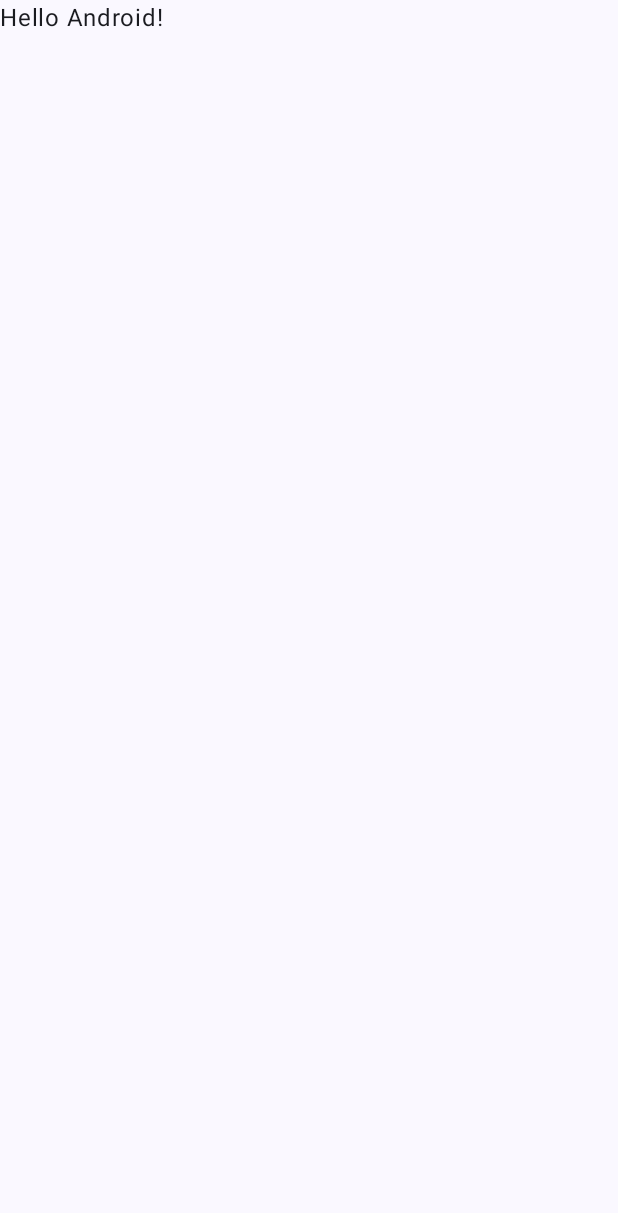
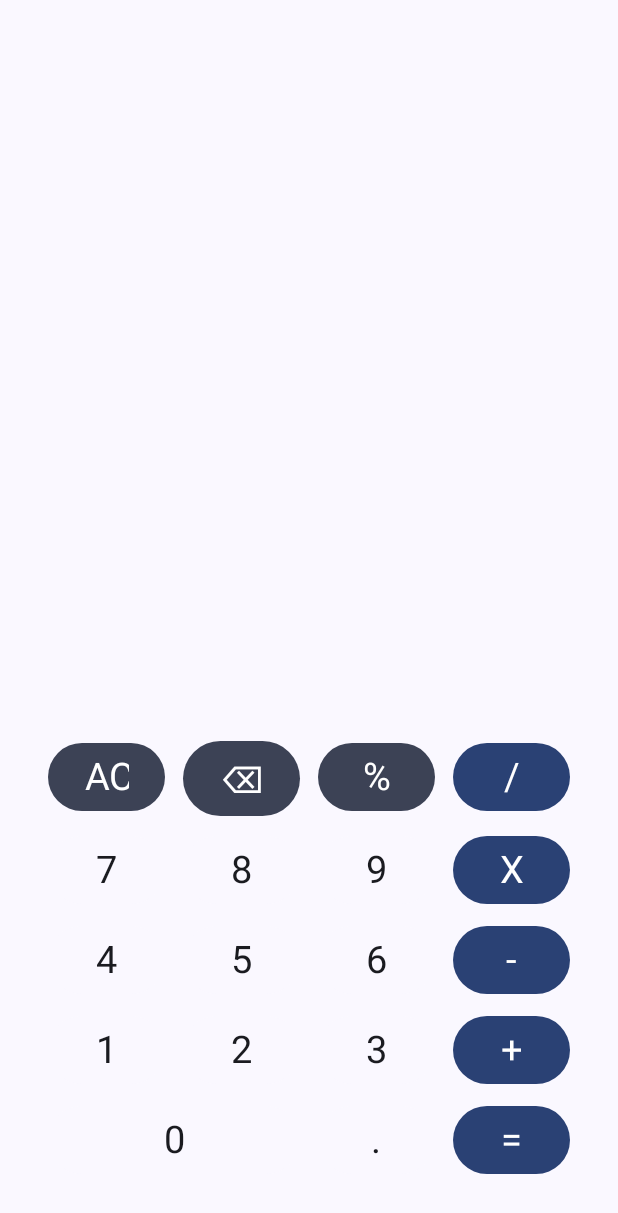
Before and after one commit to AlejandraCastillo/MyCalculator, an Android app built with Jetpack Compose: the screen it shows after launch (MainActivity), on a phone screen of 412 x 824 dp. Before the commit the part shown is almost empty. Shown: the top 1213 px of the screen. Run offline under Robolectric (Android 15) with nearby library versions, the phone set to English and light mode, and no system bars.

Commit message:
feat(ui): add ButtonPanel composable (visual-only)
- Add ButtonItem composable for individual buttons.
- Implement sealed class ButtonKind to define button types (numbers, operations, and actions).
- Introduce ButtonDetails data class to store button content and type.
- Create ButtonPanel composable to structure and render a grid layout for calculator buttons.
- Integrate ButtonPanel into CalculatorScreen, called from MainActivity.
- Temporarily modify surface color for UI adjustments (will be refactored later).
- Note: ButtonPanel and ButtonItem are currently visual-only and lack functionality.

```diff
--- a/app/build.gradle.kts
+++ b/app/build.gradle.kts
@@ -6,7 +6,7 @@ plugins {
 
 android {
     namespace = "com.example.mycalculator"
-    compileSdk = 34
+    compileSdk = 35
 
     defaultConfig {
         applicationId = "com.example.mycalculator"
--- /dev/null
+++ b/app/src/main/java/com/example/mycalculator/ButtonDetails.kt
@@ -0,0 +1,6 @@
+package com.example.mycalculator
+
+data class ButtonDetails(
+    val content: String,
+    val buttonKind: ButtonKind = ButtonKind.Number,
+)
--- /dev/null
+++ b/app/src/main/java/com/example/mycalculator/ButtonItem.kt
@@ -0,0 +1,70 @@
+package com.example.mycalculator
+
+import androidx.compose.foundation.layout.size
+import androidx.compose.material3.Button
+import androidx.compose.material3.ButtonDefaults
+import androidx.compose.material3.MaterialTheme
+import androidx.compose.material3.Text
+import androidx.compose.runtime.Composable
+import androidx.compose.ui.Modifier
+import androidx.compose.ui.text.TextStyle
+import androidx.compose.ui.text.style.TextAlign
+import androidx.compose.ui.tooling.preview.Preview
+import androidx.compose.ui.unit.dp
+import androidx.compose.ui.unit.sp
+
+@Composable
+fun ButtonItem(
+    content: String,
+    buttonKind: ButtonKind,
+    modifier: Modifier = Modifier
+) {
+    Button(
+        onClick = {},
+        colors = ButtonDefaults.buttonColors(
+            containerColor =
+            when (buttonKind) {
+                ButtonKind.Number -> MaterialTheme.colorScheme.surface
+                ButtonKind.Operation -> MaterialTheme.colorScheme.primary
+                is ButtonKind.Action -> {
+                    if(buttonKind == ButtonKind.Action.Result)
+                        MaterialTheme.colorScheme.primary
+                    else
+                        MaterialTheme.colorScheme.secondary
+                }
+            },
+            contentColor =
+            when (buttonKind) {
+                ButtonKind.Number -> MaterialTheme.colorScheme.onSurface
+                ButtonKind.Operation -> MaterialTheme.colorScheme.onPrimary
+                is ButtonKind.Action -> {
+                    if(buttonKind == ButtonKind.Action.Result)
+                        MaterialTheme.colorScheme.onPrimary
+                    else
+                        MaterialTheme.colorScheme.onSecondary
+                }
+            }
+        ),
+        modifier = modifier
+    ) {
+        Text(
+            text = content,
+            style = TextStyle(
+                fontSize = 25.sp
+            ),
+            softWrap = false,
+            textAlign = TextAlign.Center,
+            modifier = Modifier.weight(0.8f)
+        )
+    }
+}
+
+@Preview
+@Composable
+private fun PrevCalculatorButton1() {
+    ButtonItem(
+        content = "AC",
+        buttonKind = ButtonKind.Action.AC,
+        modifier = Modifier.size(80.dp)
+    )
+}
--- /dev/null
+++ b/app/src/main/java/com/example/mycalculator/ButtonKind.kt
@@ -0,0 +1,12 @@
+package com.example.mycalculator
+
+sealed class ButtonKind {
+    object Number : ButtonKind() // Surface
+    object Operation : ButtonKind() //Primary
+    sealed class Action : ButtonKind() {  //Secondary
+        object AC : Action()
+        object Erase : Action()
+        object Percent : Action()
+        object Result : Action() //Primary
+    }
+}
--- /dev/null
+++ b/app/src/main/java/com/example/mycalculator/ButtonPanel.kt
@@ -0,0 +1,49 @@
+package com.example.mycalculator
+
+import androidx.compose.foundation.layout.Arrangement
+import androidx.compose.foundation.layout.PaddingValues
+import androidx.compose.foundation.lazy.grid.GridCells
+import androidx.compose.foundation.lazy.grid.GridItemSpan
+import androidx.compose.foundation.lazy.grid.items
+import androidx.compose.runtime.Composable
+import androidx.compose.ui.Modifier
+import androidx.compose.ui.tooling.preview.Preview
+import androidx.compose.ui.unit.dp
+import androidx.compose.foundation.lazy.grid.LazyVerticalGrid as LazyVerticalGrid1
+
+@Composable
+fun ButtonPanel(modifier: Modifier = Modifier) {
+    LazyVerticalGrid1(
+        columns = GridCells.Fixed(4),
+        contentPadding = PaddingValues(16.dp),
+        horizontalArrangement = Arrangement.spacedBy(12.dp),
+        verticalArrangement = Arrangement.spacedBy(12.dp),
+        userScrollEnabled = false,
+        modifier = modifier,
+    ) {
+        items(
+            items = buttonDetailsList,
+            span = { item ->
+                if (item.content == "0") {
+                    GridItemSpan(2)
+                } else {
+                    GridItemSpan(1)
+                }
+            }
+        ) { item ->
+            ButtonItem(
+                buttonKind = item.buttonKind,
+                content = item.content
+            )
+        }
+    }
+}
+
+
+@Preview
+@Composable
+private fun PrevButtonPanel() {
+    ButtonPanel(
+        modifier = Modifier
+    )
+}
--- /dev/null
+++ b/app/src/main/java/com/example/mycalculator/CalculatorScreen.kt
@@ -0,0 +1,42 @@
+package com.example.mycalculator
+
+import androidx.compose.foundation.layout.Box
+import androidx.compose.foundation.layout.Column
+import androidx.compose.foundation.layout.fillMaxSize
+import androidx.compose.foundation.layout.padding
+import androidx.compose.material3.Scaffold
+import androidx.compose.runtime.Composable
+import androidx.compose.runtime.getValue
+import androidx.compose.runtime.mutableStateOf
+import androidx.compose.runtime.remember
+import androidx.compose.ui.Alignment
+import androidx.compose.ui.Modifier
+import androidx.compose.ui.tooling.preview.Preview
+import androidx.compose.ui.unit.dp
+import com.example.mycalculator.ui.theme.MyCalculatorTheme
+
+@Composable
+fun CalculatorScreen(modifier: Modifier = Modifier) {
+
+    Box(modifier.fillMaxSize()){
+        Column(
+            modifier = Modifier
+                .align(Alignment.BottomEnd)
+                .padding(16.dp)
+        ) {
+            ButtonPanel(
+                Modifier.padding(vertical = 8.dp)
+            )
+        }
+    }
+}
+
+@Preview(showBackground = true)
+@Composable
+fun PrevCalculatorScreen() {
+    Scaffold (modifier = Modifier.fillMaxSize()) { innerPadding ->
+        CalculatorScreen(
+            modifier = Modifier.padding(innerPadding)
+        )
+    }
+}
--- a/app/src/main/java/com/example/mycalculator/MainActivity.kt
+++ b/app/src/main/java/com/example/mycalculator/MainActivity.kt
@@ -7,6 +7,7 @@ import androidx.activity.enableEdgeToEdge
 import androidx.compose.foundation.layout.fillMaxSize
 import androidx.compose.foundation.layout.padding
 import androidx.compose.material3.Scaffold
+import androidx.compose.material3.Surface
 import androidx.compose.material3.Text
 import androidx.compose.runtime.Composable
 import androidx.compose.ui.Modifier
@@ -20,8 +21,7 @@ class MainActivity : ComponentActivity() {
         setContent {
             MyCalculatorTheme {
                 Scaffold(modifier = Modifier.fillMaxSize()) { innerPadding ->
-                    Greeting(
-                        name = "Android",
+                    CalculatorScreen(
                         modifier = Modifier.padding(innerPadding)
                     )
                 }
@@ -29,19 +29,3 @@ class MainActivity : ComponentActivity() {
         }
     }
 }
-
-@Composable
-fun Greeting(name: String, modifier: Modifier = Modifier) {
-    Text(
-        text = "Hello $name!",
-        modifier = modifier
-    )
-}
-
-@Preview(showBackground = true)
-@Composable
-fun GreetingPreview() {
-    MyCalculatorTheme {
-        Greeting("Android")
-    }
-}
--- /dev/null
+++ b/app/src/main/java/com/example/mycalculator/buttonDetailsList.kt
@@ -0,0 +1,23 @@
+package com.example.mycalculator
+
+val buttonDetailsList: List<ButtonDetails> = listOf(
+    ButtonDetails("AC", ButtonKind.Action.AC),
+    ButtonDetails("⌫", ButtonKind.Action.Erase),
+    ButtonDetails("%", ButtonKind.Action.Percent),
+    ButtonDetails("/", ButtonKind.Operation),
+    ButtonDetails("7"),
+    ButtonDetails("8"),
+    ButtonDetails("9"),
+    ButtonDetails("X", ButtonKind.Operation),
+    ButtonDetails("4"),
+    ButtonDetails("5"),
+    ButtonDetails("6"),
+    ButtonDetails("-", ButtonKind.Operation),
+    ButtonDetails("1"),
+    ButtonDetails("2"),
+    ButtonDetails("3"),
+    ButtonDetails("+", ButtonKind.Operation),
+    ButtonDetails("0"),
+    ButtonDetails("."),
+    ButtonDetails("=", ButtonKind.Action.Result),
+)
--- a/app/src/main/java/com/example/mycalculator/ui/theme/Theme.kt
+++ b/app/src/main/java/com/example/mycalculator/ui/theme/Theme.kt
@@ -9,18 +9,24 @@ import androidx.compose.material3.dynamicDarkColorScheme
 import androidx.compose.material3.dynamicLightColorScheme
 import androidx.compose.material3.lightColorScheme
 import androidx.compose.runtime.Composable
+import androidx.compose.ui.graphics.Color
 import androidx.compose.ui.platform.LocalContext
 
 private val DarkColorScheme = darkColorScheme(
     primary = Purple80,
     secondary = PurpleGrey80,
-    tertiary = Pink80
+    tertiary = Pink80,
+    surface = Color(0xDEDEDEDEDE),
+    onPrimary = Color.White,
+    onSecondary = Color.White,
+    onSurface = Color.White,
 )
 
 private val LightColorScheme = lightColorScheme(
     primary = Purple40,
     secondary = PurpleGrey40,
-    tertiary = Pink40
+    tertiary = Pink40,
+    surface = Color(0xC3C3C3C3)
 
     /* Other default colors to override
     background = Color(0xFFFFFBFE),
```
Also changed, not shown: app/src/main/java/com/example/mycalculator/DisplayPanel.kt (added, +32 -0 lines), app/src/main/java/com/example/mycalculator/MainDisplay.kt (added, +26 -0 lines), app/src/main/java/com/example/mycalculator/SecondaryDisplay.kt (added, +24 -0 lines).
